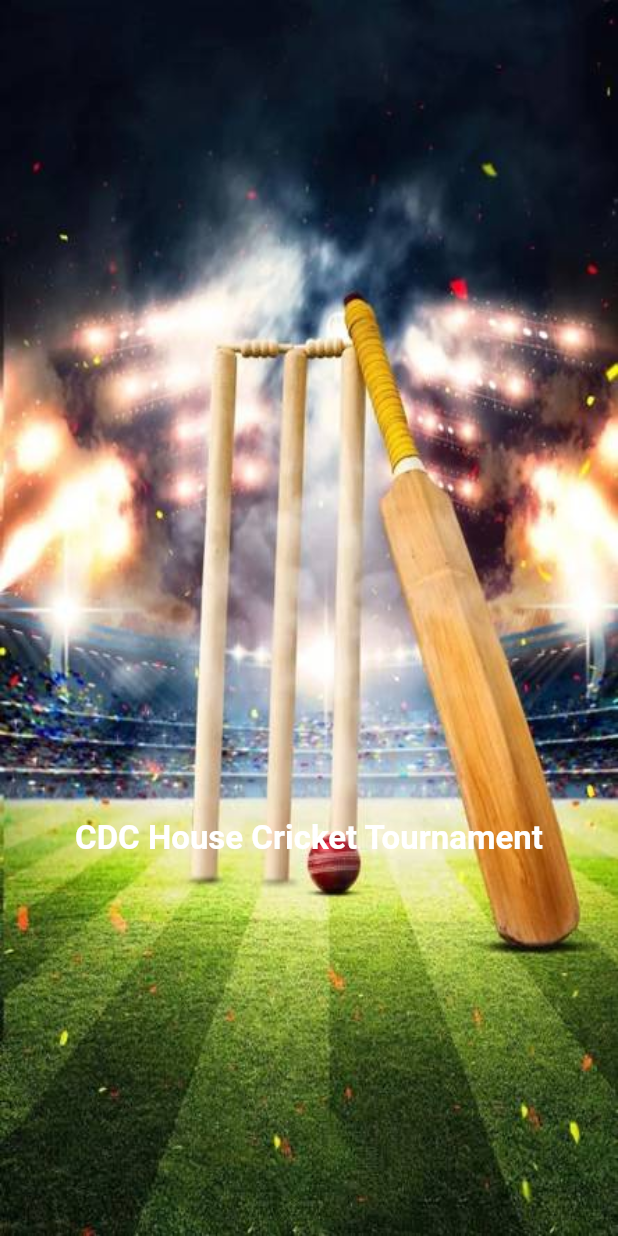
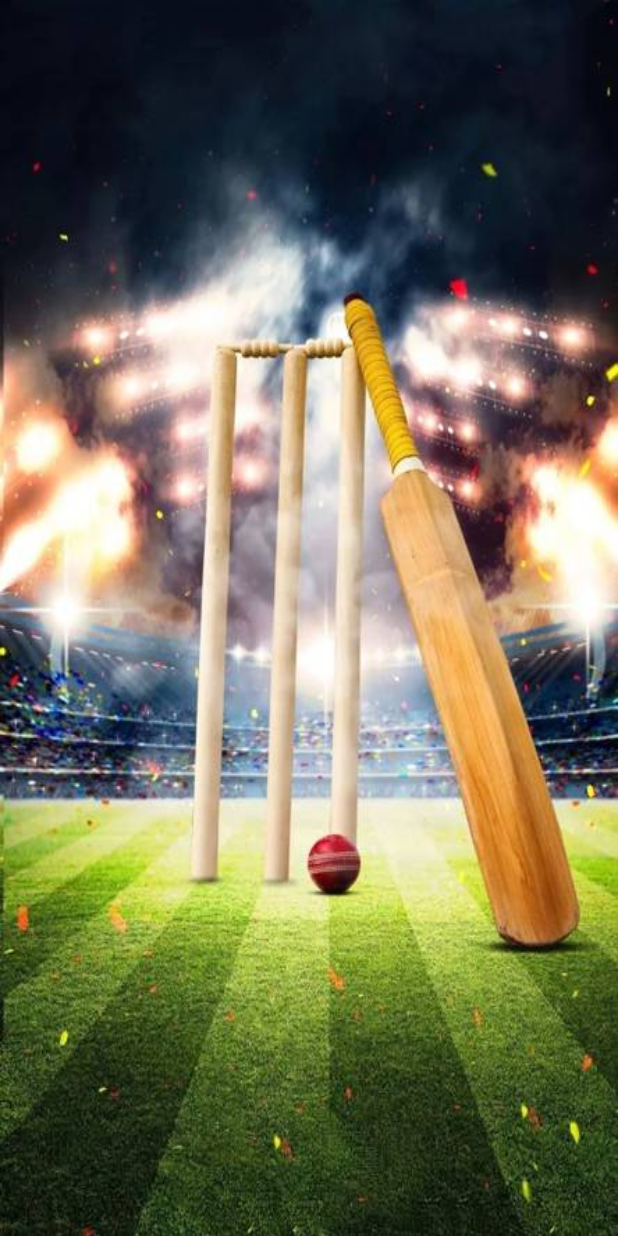
Before and after one commit to kamrancr7/cdc_cricket, a Flutter app: the SplashScreen screen opened directly, on a phone screen of 412 x 824 dp. Run offline on Flutter 3.47's test engine with Material 2 defaults, Android fonts, the phone set to English and light mode, and no system bars; our stand-ins replace bubble_bottom_bar, cloud_firestore, google_maps_flutter; accounts and stored records are empty.

Commit message:
Remove text from splash screen.

```diff
--- a/lib/main.dart
+++ b/lib/main.dart
@@ -55,13 +55,6 @@ class _SplashScreenState extends State<SplashScreen> {
                 ),
               ),
             ),
-            Align(
-              alignment: FractionalOffset.bottomCenter,
-                heightFactor: 22,
-                child: Text("CDC House Cricket Tournament",style: TextStyle(
-                  fontSize: 22,color: Colors.white,fontWeight: FontWeight.bold
-                ),),
-            )
           ],
         )
     );
```
